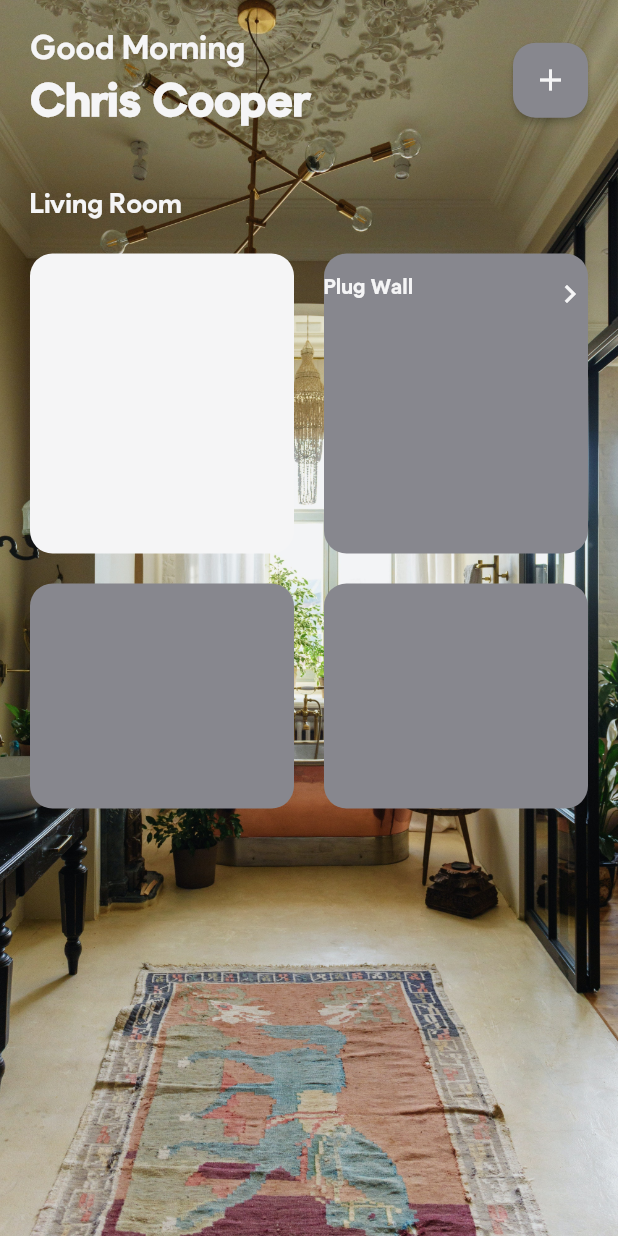
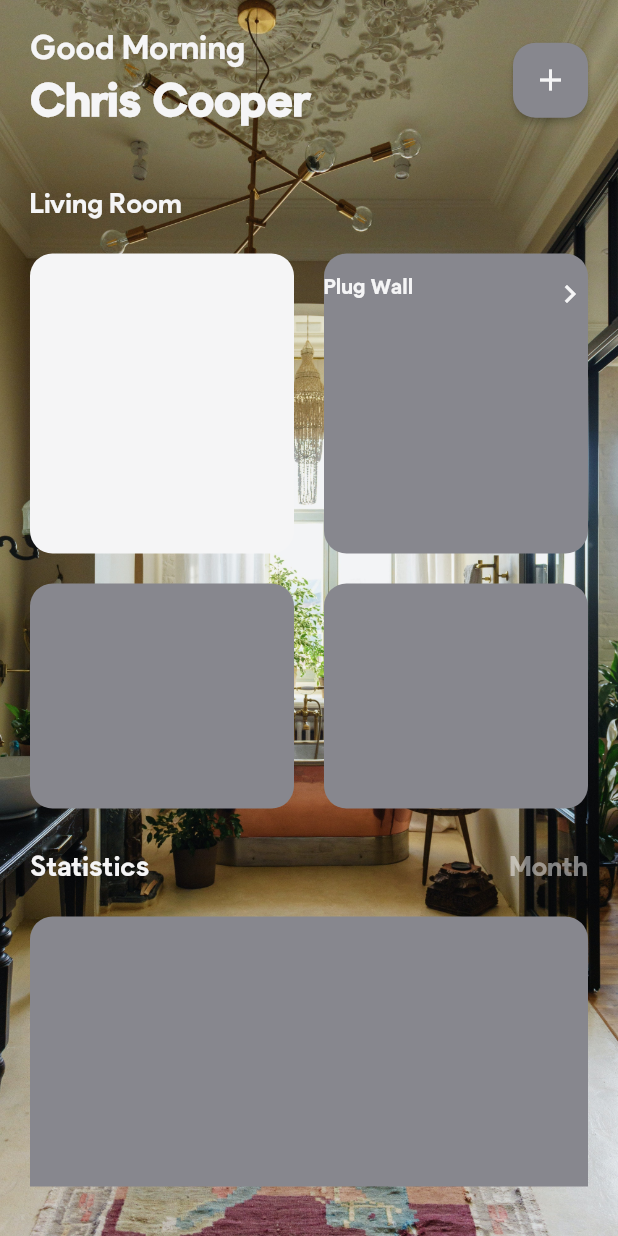
Before and after one commit to prateek601/smart_home_manager, a Flutter app: the screen it shows after launch, on a phone screen of 412 x 824 dp. Run offline on Flutter 3.47's test engine with Material 2 defaults, Android fonts, the phone set to English and light mode, and no system bars.

Commit message:
completed structure of home page

```diff
--- /dev/null
+++ b/lib/screens/home/BottomCard.dart
@@ -0,0 +1,20 @@
+import 'package:flutter/material.dart';
+import 'package:smart_home_manager/constants.dart';
+
+class BottomCard extends StatelessWidget {
+  const BottomCard({Key? key}) : super(key: key);
+
+  @override
+  Widget build(BuildContext context) {
+    return Container(
+      height: 180,
+      decoration: BoxDecoration(
+        borderRadius: BorderRadius.only(
+          topLeft: Radius.circular(15),
+          topRight: Radius.circular(15)
+        ),
+        color: Constants.greyColor,
+      ),
+    );
+  }
+}
--- a/lib/screens/home/StackedHome.dart
+++ b/lib/screens/home/StackedHome.dart
@@ -1,5 +1,6 @@
 import 'package:flutter/material.dart';
 import 'package:smart_home_manager/constants.dart';
+import 'package:smart_home_manager/screens/home/BottomCard.dart';
 import 'package:smart_home_manager/screens/home/CardSection.dart';
 import 'package:smart_home_manager/screens/home/HomeTopSection.dart';
 
@@ -9,6 +10,7 @@ class StackedHome extends StatelessWidget {
   @override
   Widget build(BuildContext context) {
     return SafeArea(
+      child: SingleChildScrollView(
         child: Padding(
           padding: const EdgeInsets.only(top: 20,left: 20,right: 20),
           child: Container(
@@ -26,8 +28,32 @@ class StackedHome extends StatelessWidget {
                     ),
                   ),
                 ),
-              CardSection()
+                CardSection(),
+                Padding(
+                  padding: const EdgeInsets.only(top: 30,bottom: 20),
+                  child: Row(
+                    mainAxisAlignment: MainAxisAlignment.spaceBetween,
+                    children: [
+                      Text(
+                        'Statistics',
+                        style: TextStyle(
+                            color: Constants.whiteColor,
+                            fontSize: 18
+                        ),
+                      ),
+                      Text(
+                        'Month',
+                        style: TextStyle(
+                          color: Constants.whiteColor.withOpacity(0.5),
+                          fontSize: 18
+                        ),
+                      )
                     ],
+                  ),
+                ),
+                BottomCard()
+              ],
+            ),
           ),
         ),
       ),
--- a/lib/screens/home/cards/TemperatureCard.dart
+++ b/lib/screens/home/cards/TemperatureCard.dart
@@ -1,5 +1,6 @@
 import 'package:flutter/material.dart';
 import 'package:smart_home_manager/constants.dart';
+import 'package:smart_home_manager/shared/CardWrapper.dart';
 
 class TemperatureCard extends StatefulWidget {
   const TemperatureCard({Key? key}) : super(key: key);
@@ -9,16 +10,12 @@ class TemperatureCard extends StatefulWidget {
 }
 
 class _TemperatureCardState extends State<TemperatureCard> {
+  Color cardColor = Constants.whiteColor;
   @override
   Widget build(BuildContext context) {
-    return Expanded(
-      child: Container(
-        decoration: BoxDecoration(
-          color: Constants.whiteColor,
-          borderRadius: BorderRadius.circular(15)
-        ),
-        height: 200,
-      ),
+    return CardWrapper(height: 200,
+        color: cardColor,
+        child: Column()
     );
   }
 }
```
Lines whose indentation alone changed are shown as unchanged.
